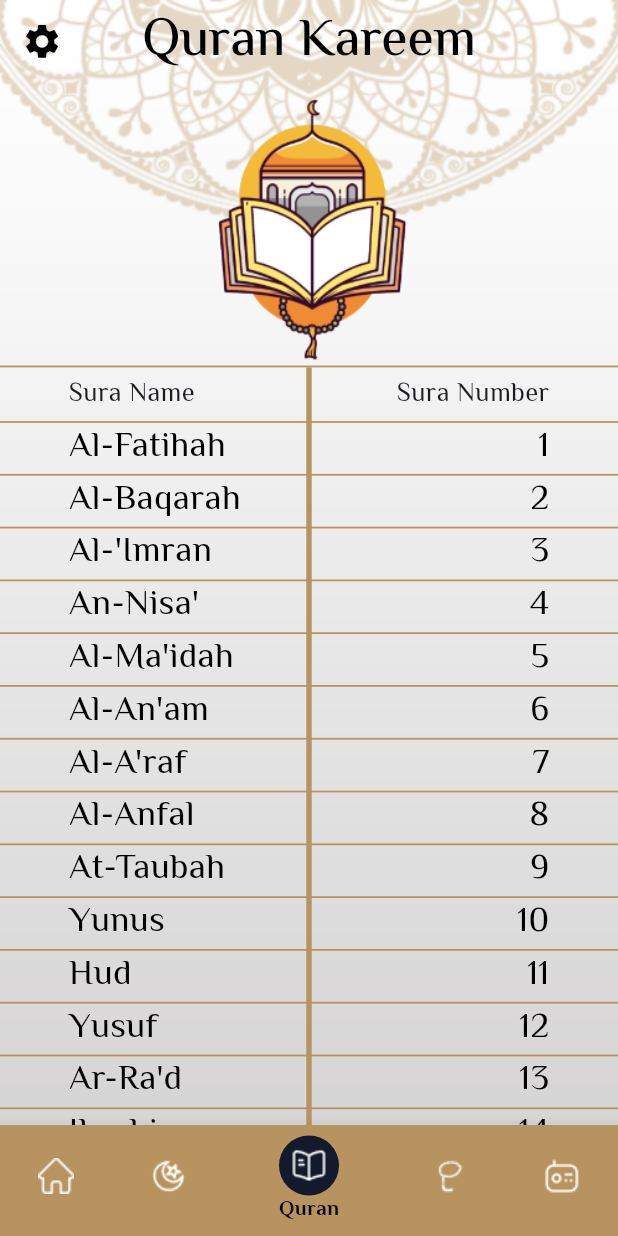
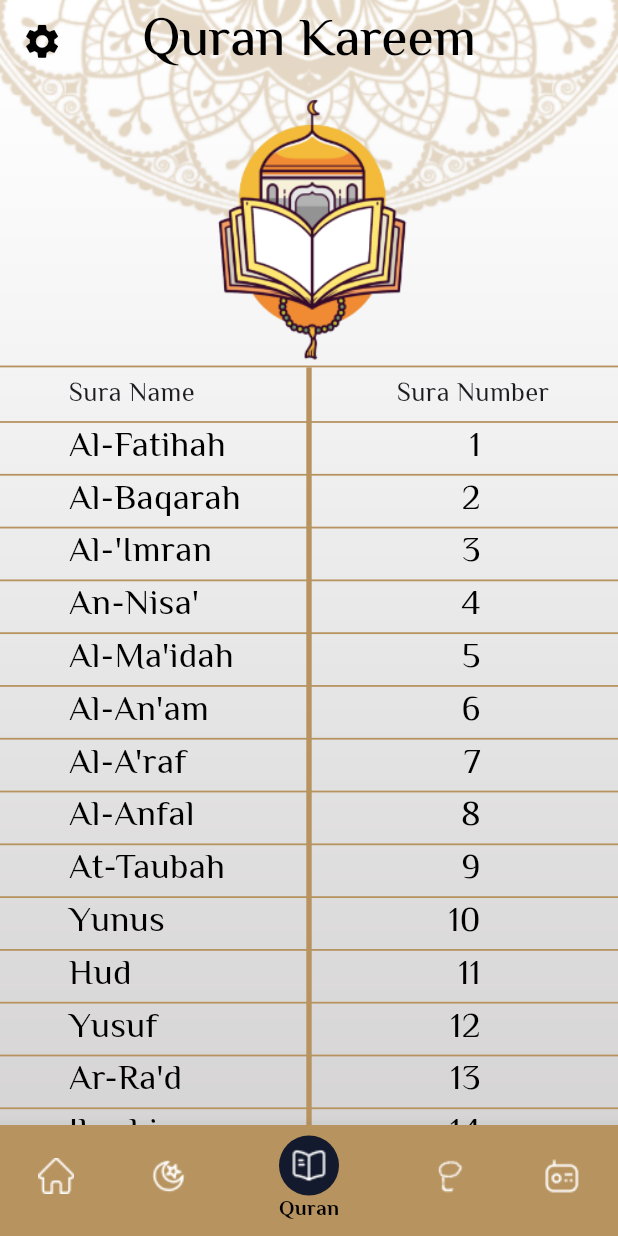
Before and after one commit to HusseinMohamed99/Muslim, a Flutter app: the screen it shows after launch, on a phone screen of 412 x 824 dp. Run offline on Flutter 3.47's test engine with Material 3 defaults, Android fonts, the phone set to English and light mode, and no system bars; drawn by our look-alikes of upgrader; our stand-ins replace audioplayers, firebase_core, firebase_crashlytics, flutter_screenutil, font_awesome_flutter, google_fonts and 3 more; accounts and stored records are empty; generated files the repository leaves out were written again.

Commit message:
Refactor SuraTitle widget to add padding to numbers text
Adjusted the SuraTitle widget to include padding on the numbers text using Padding and EdgeInsetsDirectional. This change ensures better spacing and alignment within the widget, improving the overall visual consistency of the Quran screen.

```diff
--- a/lib/screens/quran/quran_screen.dart
+++ b/lib/screens/quran/quran_screen.dart
@@ -139,7 +139,10 @@ class SuraTitle extends StatelessWidget {
           mainAxisAlignment: MainAxisAlignment.spaceBetween,
           children: [
             _buildText(names, isDarkMode, context),
-            _buildText(numbers, isDarkMode, context),
+            Padding(
+              padding: EdgeInsetsDirectional.only(end: 40.w),
+              child: _buildText(numbers, isDarkMode, context),
+            ),
           ],
         ),
       ),
```
